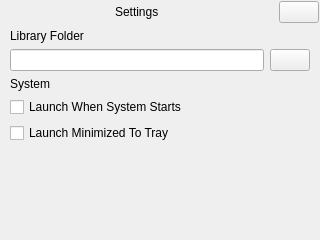
First picture: the form in source/ui/settings_window_design.ui, repository DotBow/Blender-Launcher, before the edit.
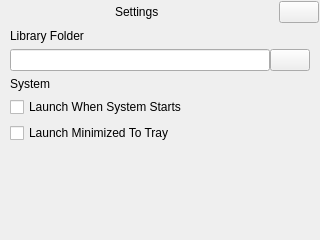
Second picture: the form after the edit. Icons and pictures are not drawn.

Commit message: Fix for regular button appearance button

Diff of the .ui file:
```diff
--- a/source/ui/settings_window_design.ui
+++ b/source/ui/settings_window_design.ui
@@ -111,6 +111,9 @@
       </item>
       <item>
        <layout class="QHBoxLayout" name="horizontalLayout">
+        <property name="spacing">
+         <number>0</number>
+        </property>
         <item>
          <widget class="QLineEdit" name="LibraryFolderLineEdit">
           <property name="contextMenuPolicy">
```
The commit also changes 3 other files.
